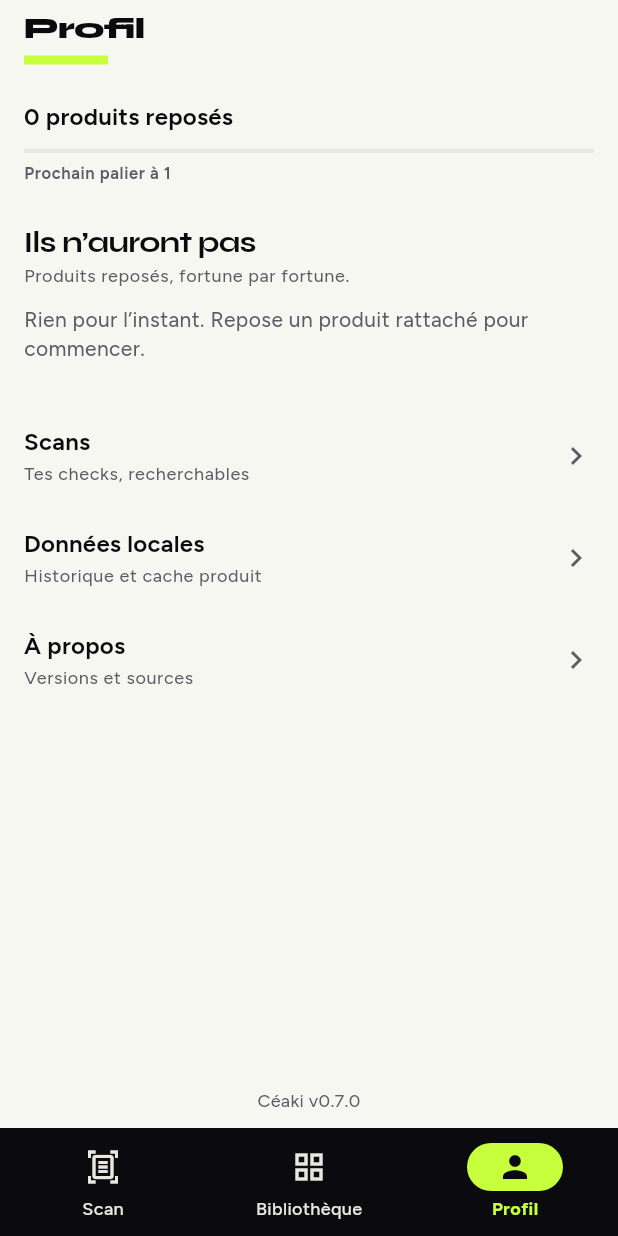
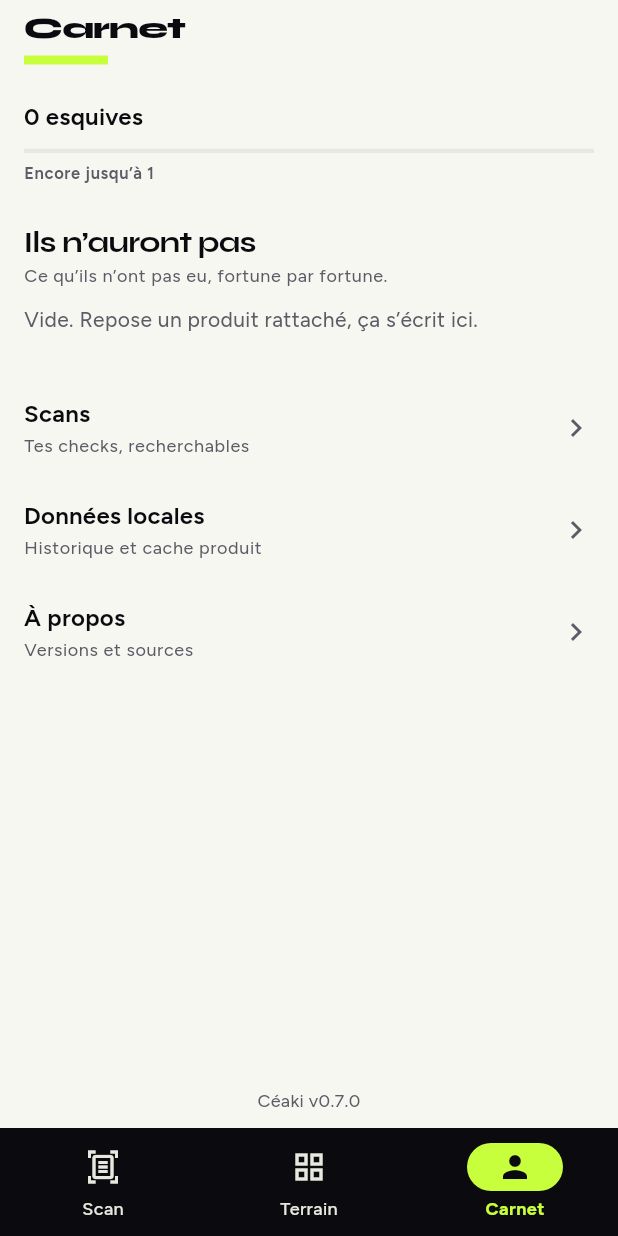
Before and after one commit to Enterenn/ceaki, a Flutter app: the screen it shows after launch, item 3 of the bottom bar chosen, on a phone screen of 412 x 824 dp. Run offline on Flutter 3.47's test engine with Material 3 defaults, Android fonts, the phone set to English and light mode, and no system bars; our stand-ins replace drift, drift_flutter, flutter_riverpod, permission_handler; missing offline and left inert: mobile_scanner; accounts and stored records are empty; generated files the repository leaves out were written again.

Commit message:
Align copy with Céaki's playful resistance voice.
Shorten nav and archive labels, punch up the fortune banner, and drop em dashes from user-facing French.

Co-authored-by: Cursor <cursoragent@cursor.com>

```diff
--- a/lib/application/shell_tab.dart
+++ b/lib/application/shell_tab.dart
@@ -1,6 +1,6 @@
 import 'package:flutter_riverpod/flutter_riverpod.dart';
 
-/// Bottom navigation index: 0 Scan · 1 Bibliothèque · 2 Profil.
+/// Bottom navigation index: 0 Scan · 1 Terrain · 2 Carnet.
 class ShellTab extends Notifier<int> {
   @override
   int build() => 0;
--- a/lib/domain/archive.dart
+++ b/lib/domain/archive.dart
@@ -14,9 +14,9 @@ enum ArchiveTone {
   unknown,
 }
 
-const archiveFortuneLabel = 'Rattaché à une grande fortune';
-const archiveClearLabel = 'Entreprise connue — aucune grande fortune';
-const archiveUnknownLabel = 'Marque non rattachée';
+const archiveFortuneLabel = 'Chez une fortune';
+const archiveClearLabel = 'Entreprise, pas de fortune';
+const archiveUnknownLabel = 'Pas encore rattaché';
 
 String archiveToneLabel(ArchiveTone tone) {
   return switch (tone) {
--- a/lib/domain/player_rank.dart
+++ b/lib/domain/player_rank.dart
@@ -44,9 +44,9 @@ final class PlayerRank {
 /// Labels name the gesture — not RPG ranks.
 const _titles = [
   '',
-  'Premier produit reposé',
-  'Dix produits reposés',
-  'Cinquante produits reposés',
+  'Première esquive',
+  'Dix esquives',
+  'Cinquante esquives',
 ];
 
 /// Floors: 0 → first put-back → 10 → 50.
--- a/lib/l10n/app_fr.arb
+++ b/lib/l10n/app_fr.arb
@@ -2,8 +2,8 @@
   "@@locale": "fr",
   "appTitle": "Céaki",
   "navScanner": "Scan",
-  "navLibrary": "Bibliothèque",
-  "navYou": "Profil",
+  "navLibrary": "Terrain",
+  "navYou": "Carnet",
   "profileHistorySub": "Tes checks, recherchables",
   "profileDataTitle": "Données locales",
   "profileDataSub": "Historique et cache produit",
@@ -19,7 +19,7 @@
     }
   },
   "scannerHeadline": "Qui est derrière ?",
-  "scannerSub": "Scan un code-barres : marque, entreprise, et grande fortune s’il y en a une documentée.",
+  "scannerSub": "Checke en rayon. On te dit qui tient la marque et si une grande fortune est derrière.",
   "scanCta": "On checke",
   "scanTitle": "Scanner",
   "scanHint": "Cadre le code-barres",
@@ -33,7 +33,7 @@
   "alertRemove": "Retirer l’alerte",
   "alertRestore": "Rétablir l’alerte",
   "codeHint": "Code-barres",
-  "seeAttachment": "Voir le rattachement",
+  "seeAttachment": "Voir qui tient",
   "codeEmpty": "Saisis un code.",
   "codeUnrecognized": "Ce code n’est pas un code produit.",
   "codeInvalidCheck": "Le chiffre de contrôle est faux.",
@@ -41,22 +41,22 @@
   "putBack": "Je le repose",
   "buyAnyway": "Je l’achète quand même",
   "notebookTitle": "Ils n’auront pas",
-  "notebookSub": "Produits reposés, fortune par fortune.",
-  "notebookEmpty": "Rien pour l’instant. Repose un produit rattaché pour commencer.",
-  "notebookLine": "{name} — {count} {count, plural, =0{reposés} =1{reposé} other{reposés}}",
+  "notebookSub": "Ce qu’ils n’ont pas eu, fortune par fortune.",
+  "notebookEmpty": "Vide. Repose un produit rattaché, ça s’écrit ici.",
+  "notebookLine": "{name}, {count} {count, plural, =0{reposés} =1{reposé} other{reposés}}",
   "@notebookLine": {
     "placeholders": {
       "name": {"type": "String"},
       "count": {"type": "int"}
     }
   },
-  "rankEsquives": "{count} {count, plural, =0{produits reposés} =1{produit reposé} other{produits reposés}}",
+  "rankEsquives": "{count} {count, plural, =0{esquives} =1{esquive} other{esquives}}",
   "@rankEsquives": {
     "placeholders": {
       "count": {"type": "int"}
     }
   },
-  "rankNextAt": "Prochain palier à {count}",
+  "rankNextAt": "Encore jusqu’à {count}",
   "@rankNextAt": {
     "placeholders": {
       "count": {"type": "int"}
@@ -64,9 +64,9 @@
   },
   "changeBrandChoice": "Changer ce choix",
   "productUnknown": "Ce numéro n’est pas dans les sources.",
-  "offlineProduct": "Hors ligne — les catalogues n’ont pas répondu. Tire pour réessayer.",
+  "offlineProduct": "Hors ligne, les catalogues n’ont pas répondu. Tire pour réessayer.",
   "refreshHint": "Tirer pour actualiser",
-  "brandUnmatched": "La marque est identifiée, le rattachement capitalistique ne l’est pas.",
+  "brandUnmatched": "Marque vue, on ne sait pas encore qui tient derrière.",
   "gs1Prefix": "préfixe GS1, titulaire non identifié",
   "otherShareholders": "Voir les autres actionnaires",
   "chooseBrand": "Quelle maison est-ce ?",
@@ -78,8 +78,8 @@
   "categoryProduct": "Produit",
   "searchHint": "Fortune, société ou marque",
   "archiveSearchHint": "Cherche une marque",
-  "archiveBadge": "Archive",
-  "archiveSub": "Tes marques déjà checkées en rayon.",
+  "archiveBadge": "Terrain",
+  "archiveSub": "Ce que t’as déjà croisé.",
   "archiveCount": "{count} {count, plural, =0{marque} =1{marque} other{marques}}",
   "@archiveCount": {
     "placeholders": {
@@ -93,10 +93,10 @@
   "archiveFilterFortune": "Fortune",
   "archiveFilterClear": "Entreprise",
   "archiveFilterUnknown": "Inconnu",
-  "archiveEmpty": "Rien ici pour l’instant.\nChecke un produit : les marques croisées s’archivent.",
+  "archiveEmpty": "Ton terrain est vide.\nPremier check → ça commence.",
   "archiveEmptyCta": "On checke",
   "archiveSources": "Sources",
-  "archiveUnresolvedBody": "Cette marque n’est pas encore rattachée dans la bibliothèque documentée.",
+  "archiveUnresolvedBody": "Pas encore rattaché dans notre base.",
   "archiveNoMatch": "Aucune marque ne correspond.",
   "sectorAll": "Tous",
   "companyRoleCountry": "{role} · {country}",
@@ -117,7 +117,7 @@
   "shareholders": "Actionnaires",
   "subsidiaries": "Filiales et participations",
   "aliases": "Alias",
-  "chain": "Chaîne",
+  "chain": "Comment ça remonte",
   "noScans": "Aucun produit scanné sur cet appareil",
   "scanHistoryTitle": "Scans",
   "scanHistorySub": "Tes checks, du plus récent au plus ancien.",
@@ -159,8 +159,8 @@
       "date": {"type": "String"}
     }
   },
-  "aboutPurpose": "On checke un produit pour voir l’entreprise derrière, et une grande fortune documentée s’il y en a une. La suite, c’est toi.",
-  "aboutLimit": "Pas de grande fortune documentée ≠ petite entreprise.",
+  "aboutPurpose": "On checke un produit pour voir l’entreprise derrière et une grande fortune documentée s’il y en a une. La suite, c’est toi.",
+  "aboutLimit": "Pas de grande fortune repérée ≠ petite entreprise.",
   "aboutSources": "Identification : BnF, Open Library, Google Books, Open Food Facts. Données capitalistiques embarquées, mises à jour avec l’app.",
   "aboutAccount": "Pas de compte en ligne pour l’instant : tout reste sur cet appareil. Un compte facultatif, s’il arrive, sera après la pré-v1.",
   "libraryError": "La bibliothèque n’a pas pu être lue.",
--- a/lib/l10n/app_localizations_fr.dart
+++ b/lib/l10n/app_localizations_fr.dart
@@ -16,10 +16,10 @@ class AppLocalizationsFr extends AppLocalizations {
   String get navScanner => 'Scan';
 
   @override
-  String get navLibrary => 'Bibliothèque';
+  String get navLibrary => 'Terrain';
 
   @override
-  String get navYou => 'Profil';
+  String get navYou => 'Carnet';
 
   @override
   String get profileHistorySub => 'Tes checks, recherchables';
@@ -63,7 +63,7 @@ class AppLocalizationsFr extends AppLocalizations {
 
   @override
   String get scannerSub =>
-      'Scan un code-barres : marque, entreprise, et grande fortune s’il y en a une documentée.';
+      'Checke en rayon. On te dit qui tient la marque et si une grande fortune est derrière.';
 
   @override
   String get scanCta => 'On checke';
@@ -107,7 +107,7 @@ class AppLocalizationsFr extends AppLocalizations {
   String get codeHint => 'Code-barres';
 
   @override
-  String get seeAttachment => 'Voir le rattachement';
+  String get seeAttachment => 'Voir qui tient';
 
   @override
   String get codeEmpty => 'Saisis un code.';
@@ -131,11 +131,11 @@ class AppLocalizationsFr extends AppLocalizations {
   String get notebookTitle => 'Ils n’auront pas';
 
   @override
-  String get notebookSub => 'Produits reposés, fortune par fortune.';
+  String get notebookSub => 'Ce qu’ils n’ont pas eu, fortune par fortune.';
 
   @override
   String get notebookEmpty =>
-      'Rien pour l’instant. Repose un produit rattaché pour commencer.';
+      'Vide. Repose un produit rattaché, ça s’écrit ici.';
 
   @override
   String notebookLine(String name, int count) {
@@ -146,7 +146,7 @@ class AppLocalizationsFr extends AppLocalizations {
       one: 'reposé',
       zero: 'reposés',
     );
-    return '$name — $count $_temp0';
+    return '$name, $count $_temp0';
   }
 
   @override
@@ -154,16 +154,16 @@ class AppLocalizationsFr extends AppLocalizations {
     String _temp0 = intl.Intl.pluralLogic(
       count,
       locale: localeName,
-      other: 'produits reposés',
-      one: 'produit reposé',
-      zero: 'produits reposés',
+      other: 'esquives',
+      one: 'esquive',
+      zero: 'esquives',
     );
     return '$count $_temp0';
   }
 
   @override
   String rankNextAt(int count) {
-    return 'Prochain palier à $count';
+    return 'Encore jusqu’à $count';
   }
 
   @override
@@ -174,14 +174,14 @@ class AppLocalizationsFr extends AppLocalizations {
 
   @override
   String get offlineProduct =>
-      'Hors ligne — les catalogues n’ont pas répondu. Tire pour réessayer.';
+      'Hors ligne, les catalogues n’ont pas répondu. Tire pour réessayer.';
 
   @override
   String get refreshHint => 'Tirer pour actualiser';
 
   @override
   String get brandUnmatched =>
-      'La marque est identifiée, le rattachement capitalistique ne l’est pas.';
+      'Marque vue, on ne sait pas encore qui tient derrière.';
 
   @override
   String get gs1Prefix => 'préfixe GS1, titulaire non identifié';
@@ -217,10 +217,10 @@ class AppLocalizationsFr extends AppLocalizations {
   String get archiveSearchHint => 'Cherche une marque';
 
   @override
-  String get archiveBadge => 'Archive';
+  String get archiveBadge => 'Terrain';
 
   @override
-  String get archiveSub => 'Tes marques déjà checkées en rayon.';
+  String get archiveSub => 'Ce que t’as déjà croisé.';
 
   @override
   String archiveCount(int count) {
@@ -257,7 +257,7 @@ class AppLocalizationsFr extends AppLocalizations {
 
   @override
   String get archiveEmpty =>
-      'Rien ici pour l’instant.\nChecke un produit : les marques croisées s’archivent.';
+      'Ton terrain est vide.\nPremier check → ça commence.';
 
   @override
   String get archiveEmptyCta => 'On checke';
@@ -266,8 +266,7 @@ class AppLocalizationsFr extends AppLocalizations {
   String get archiveSources => 'Sources';
 
   @override
-  String get archiveUnresolvedBody =>
-      'Cette marque n’est pas encore rattachée dans la bibliothèque documentée.';
+  String get archiveUnresolvedBody => 'Pas encore rattaché dans notre base.';
 
   @override
   String get archiveNoMatch => 'Aucune marque ne correspond.';
@@ -314,7 +313,7 @@ class AppLocalizationsFr extends AppLocalizations {
   String get aliases => 'Alias';
 
   @override
-  String get chain => 'Chaîne';
+  String get chain => 'Comment ça remonte';
 
   @override
   String get noScans => 'Aucun produit scanné sur cet appareil';
@@ -401,11 +400,10 @@ class AppLocalizationsFr extends AppLocalizations {
 
   @override
   String get aboutPurpose =>
-      'On checke un produit pour voir l’entreprise derrière, et une grande fortune documentée s’il y en a une. La suite, c’est toi.';
+      'On checke un produit pour voir l’entreprise derrière et une grande fortune documentée s’il y en a une. La suite, c’est toi.';
 
   @override
-  String get aboutLimit =>
-      'Pas de grande fortune documentée ≠ petite entreprise.';
+  String get aboutLimit => 'Pas de grande fortune repérée ≠ petite entreprise.';
 
   @override
   String get aboutSources =>
```
Also changed, not shown: lib/domain/wording.dart (+6 -5 lines), lib/l10n/app_localizations.dart (+18 -18 lines), 4 other files.
